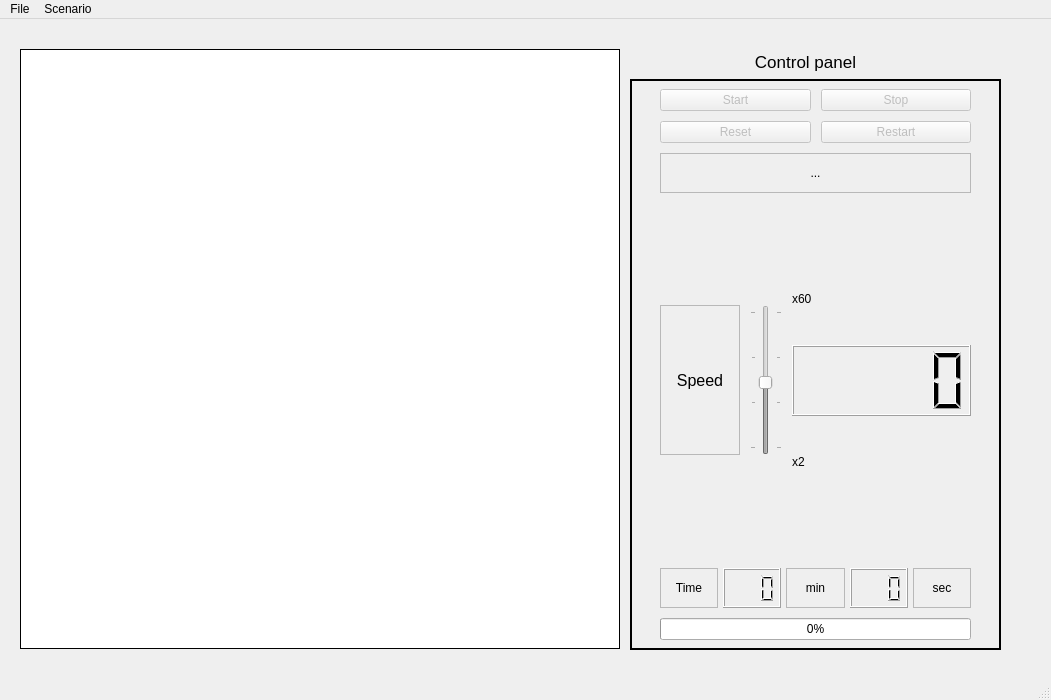
Above: mainwindow.ui from tberra30/conflictSolver before the change. Below: the same form after it.
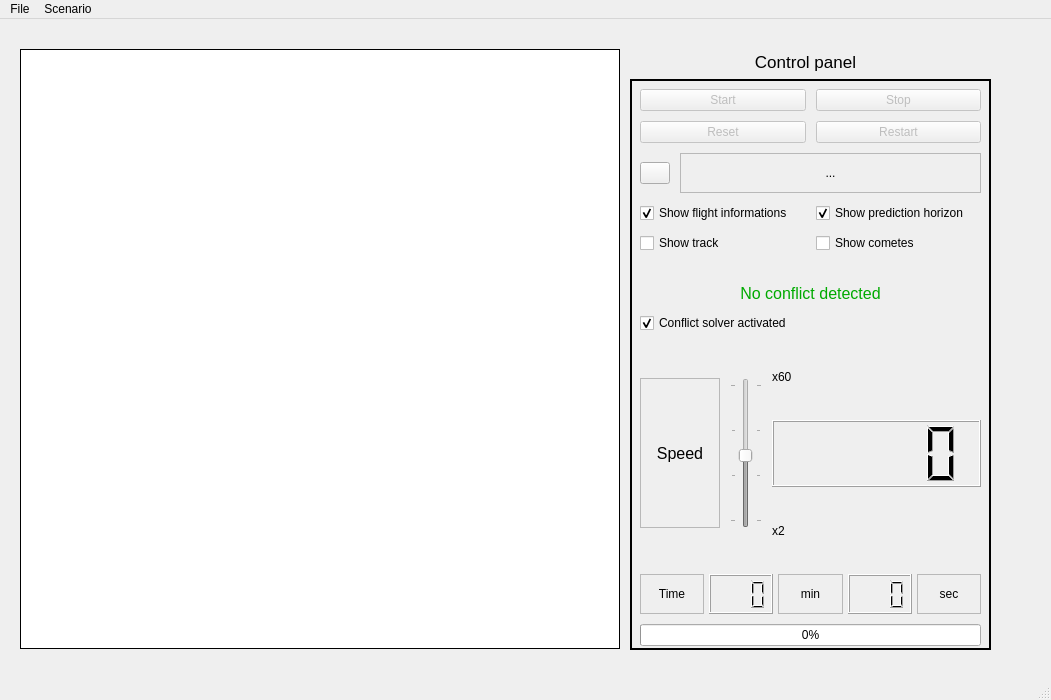
That is the form after the change. Icons and pictures are not drawn.

Patch:
```diff
--- a/mainwindow.ui
+++ b/mainwindow.ui
@@ -60,7 +60,7 @@
      <rect>
       <x>630</x>
       <y>60</y>
-      <width>371</width>
+      <width>361</width>
       <height>571</height>
      </rect>
     </property>
@@ -73,10 +73,10 @@
     <widget class="QWidget" name="verticalLayoutWidget_2">
      <property name="geometry">
       <rect>
-       <x>20</x>
+       <x>0</x>
        <y>10</y>
-       <width>331</width>
-       <height>551</height>
+       <width>361</width>
+       <height>557</height>
       </rect>
      </property>
      <layout class="QVBoxLayout" name="verticalLayout">
@@ -150,42 +150,590 @@
        </layout>
       </item>
       <item>
-       <widget class="QLabel" name="labelCurrentFile">
+       <layout class="QHBoxLayout" name="horizontalLayout_2">
+        <item>
+         <widget class="QPushButton" name="reloadScenario">
+          <property name="enabled">
+           <bool>true</bool>
+          </property>
+          <property name="maximumSize">
+           <size>
+            <width>30</width>
+            <height>16777215</height>
+           </size>
+          </property>
+          <property name="text">
+           <string/>
+          </property>
+          <property name="icon">
+           <iconset resource="quitIcon.qrc">
+            <normaloff>:/img/reset.png</normaloff>:/img/reset.png</iconset>
+          </property>
+         </widget>
+        </item>
+        <item>
+         <widget class="QLabel" name="labelCurrentFile">
+          <property name="maximumSize">
+           <size>
+            <width>16777215</width>
+            <height>40</height>
+           </size>
+          </property>
+          <property name="frameShape">
+           <enum>QFrame::StyledPanel</enum>
+          </property>
+          <property name="text">
+           <string>...</string>
+          </property>
+          <property name="alignment">
+           <set>Qt::AlignCenter</set>
+          </property>
+          <property name="wordWrap">
+           <bool>true</bool>
+          </property>
+         </widget>
+        </item>
+       </layout>
+      </item>
+      <item>
+       <layout class="QGridLayout" name="gridLayout_3">
+        <item row="1" column="1">
+         <widget class="QCheckBox" name="checkBoxCometes">
+          <property name="text">
+           <string>Show cometes</string>
+          </property>
+          <property name="checked">
+           <bool>false</bool>
+          </property>
+         </widget>
+        </item>
+        <item row="1" column="0">
+         <widget class="QCheckBox" name="checkBoxShowPath">
+          <property name="text">
+           <string>Show track</string>
+          </property>
+          <property name="tristate">
+           <bool>false</bool>
+          </property>
+         </widget>
+        </item>
+        <item row="0" column="0">
+         <widget class="QCheckBox" name="checkBoxFlightInfo">
+          <property name="text">
+           <string>Show flight informations</string>
+          </property>
+          <property name="checked">
+           <bool>true</bool>
+          </property>
+         </widget>
+        </item>
+        <item row="0" column="1">
+         <widget class="QCheckBox" name="checkBoxHorizon">
+          <property name="text">
+           <string>Show prediction horizon</string>
+          </property>
+          <property name="checked">
+           <bool>true</bool>
+          </property>
+         </widget>
+        </item>
+       </layout>
+      </item>
+      <item>
+       <spacer name="verticalSpacer_2">
+        <property name="orientation">
+         <enum>Qt::Vertical</enum>
+        </property>
+        <property name="sizeType">
+         <enum>QSizePolicy::Fixed</enum>
+        </property>
+        <property name="sizeHint" stdset="0">
+         <size>
+          <width>20</width>
+          <height>20</height>
+         </size>
+        </property>
+       </spacer>
+      </item>
+      <item>
+       <widget class="QLabel" name="label_conflict">
+        <property name="enabled">
+         <bool>true</bool>
+        </property>
         <property name="maximumSize">
          <size>
           <width>16777215</width>
-          <height>40</height>
+          <height>20</height>
          </size>
         </property>
-        <property name="frameShape">
-         <enum>QFrame::StyledPanel</enum>
+        <property name="palette">
+         <palette>
+          <active>
+           <colorrole role="WindowText">
+            <brush brushstyle="SolidPattern">
+             <color alpha="255">
+              <red>0</red>
+              <green>170</green>
+              <blue>0</blue>
+             </color>
+            </brush>
+           </colorrole>
+           <colorrole role="Button">
+            <brush brushstyle="SolidPattern">
+             <color alpha="255">
+              <red>255</red>
+              <green>0</green>
+              <blue>0</blue>
+             </color>
+            </brush>
+           </colorrole>
+           <colorrole role="Light">
+            <brush brushstyle="SolidPattern">
+             <color alpha="255">
+              <red>255</red>
+              <green>127</green>
+              <blue>127</blue>
+             </color>
+            </brush>
+           </colorrole>
+           <colorrole role="Midlight">
+            <brush brushstyle="SolidPattern">
+             <color alpha="255">
+              <red>255</red>
+              <green>63</green>
+              <blue>63</blue>
+             </color>
+            </brush>
+           </colorrole>
+           <colorrole role="Dark">
+            <brush brushstyle="SolidPattern">
+             <color alpha="255">
+              <red>127</red>
+              <green>0</green>
+              <blue>0</blue>
+             </color>
+            </brush>
+           </colorrole>
+           <colorrole role="Mid">
+            <brush brushstyle="SolidPattern">
+             <color alpha="255">
+              <red>170</red>
+              <green>0</green>
+              <blue>0</blue>
+             </color>
+            </brush>
+           </colorrole>
+           <colorrole role="Text">
+            <brush brushstyle="SolidPattern">
+             <color alpha="255">
+              <red>255</red>
+              <green>0</green>
+              <blue>0</blue>
+             </color>
+            </brush>
+           </colorrole>
+           <colorrole role="BrightText">
+            <brush brushstyle="SolidPattern">
+             <color alpha="255">
+              <red>255</red>
+              <green>255</green>
+              <blue>255</blue>
+             </color>
+            </brush>
+           </colorrole>
+           <colorrole role="ButtonText">
+            <brush brushstyle="SolidPattern">
+             <color alpha="255">
+              <red>255</red>
+              <green>0</green>
+              <blue>0</blue>
+             </color>
+            </brush>
+           </colorrole>
+           <colorrole role="Base">
+            <brush brushstyle="SolidPattern">
+             <color alpha="255">
+              <red>255</red>
+              <green>255</green>
+              <blue>255</blue>
+             </color>
+            </brush>
+           </colorrole>
+           <colorrole role="Window">
+            <brush brushstyle="SolidPattern">
+             <color alpha="255">
+              <red>255</red>
+              <green>0</green>
+              <blue>0</blue>
+             </color>
+            </brush>
+           </colorrole>
+           <colorrole role="Shadow">
+            <brush brushstyle="SolidPattern">
+             <color alpha="255">
+              <red>0</red>
+              <green>0</green>
+              <blue>0</blue>
+             </color>
+            </brush>
+           </colorrole>
+           <colorrole role="AlternateBase">
+            <brush brushstyle="SolidPattern">
+             <color alpha="255">
+              <red>255</red>
+              <green>127</green>
+              <blue>127</blue>
+             </color>
+            </brush>
+           </colorrole>
+           <colorrole role="ToolTipBase">
+            <brush brushstyle="SolidPattern">
+             <color alpha="255">
+              <red>255</red>
+              <green>255</green>
+              <blue>220</blue>
+             </color>
+            </brush>
+           </colorrole>
+           <colorrole role="ToolTipText">
+            <brush brushstyle="SolidPattern">
+             <color alpha="255">
+              <red>0</red>
+              <green>0</green>
+              <blue>0</blue>
+             </color>
+            </brush>
+           </colorrole>
+           <colorrole role="PlaceholderText">
+            <brush brushstyle="SolidPattern">
+             <color alpha="128">
+              <red>255</red>
+              <green>0</green>
+              <blue>0</blue>
+             </color>
+            </brush>
+           </colorrole>
+          </active>
+          <inactive>
+           <colorrole role="WindowText">
+            <brush brushstyle="SolidPattern">
+             <color alpha="255">
+              <red>0</red>
+              <green>170</green>
+              <blue>0</blue>
+             </color>
+            </brush>
+           </colorrole>
+           <colorrole role="Button">
+            <brush brushstyle="SolidPattern">
+             <color alpha="255">
+              <red>255</red>
+              <green>0</green>
+              <blue>0</blue>
+             </color>
+            </brush>
+           </colorrole>
+           <colorrole role="Light">
+            <brush brushstyle="SolidPattern">
+             <color alpha="255">
+              <red>255</red>
+              <green>127</green>
+              <blue>127</blue>
+             </color>
+            </brush>
+           </colorrole>
+           <colorrole role="Midlight">
+            <brush brushstyle="SolidPattern">
+             <color alpha="255">
+              <red>255</red>
+              <green>63</green>
+              <blue>63</blue>
+             </color>
+            </brush>
+           </colorrole>
+           <colorrole role="Dark">
+            <brush brushstyle="SolidPattern">
+             <color alpha="255">
+              <red>127</red>
+              <green>0</green>
+              <blue>0</blue>
+             </color>
+            </brush>
+           </colorrole>
+           <colorrole role="Mid">
+            <brush brushstyle="SolidPattern">
+             <color alpha="255">
+              <red>170</red>
+              <green>0</green>
+              <blue>0</blue>
+             </color>
+            </brush>
+           </colorrole>
+           <colorrole role="Text">
+            <brush brushstyle="SolidPattern">
+             <color alpha="255">
+              <red>255</red>
+              <green>0</green>
+              <blue>0</blue>
+             </color>
+            </brush>
+           </colorrole>
+           <colorrole role="BrightText">
+            <brush brushstyle="SolidPattern">
+             <color alpha="255">
+              <red>255</red>
+              <green>255</green>
+              <blue>255</blue>
+             </color>
+            </brush>
+           </colorrole>
+           <colorrole role="ButtonText">
+            <brush brushstyle="SolidPattern">
+             <color alpha="255">
+              <red>255</red>
+              <green>0</green>
+              <blue>0</blue>
+             </color>
+            </brush>
+           </colorrole>
+           <colorrole role="Base">
+            <brush brushstyle="SolidPattern">
+             <color alpha="255">
+              <red>255</red>
+              <green>255</green>
+              <blue>255</blue>
+             </color>
+            </brush>
+           </colorrole>
+           <colorrole role="Window">
+            <brush brushstyle="SolidPattern">
+             <color alpha="255">
+              <red>255</red>
+              <green>0</green>
+              <blue>0</blue>
+             </color>
+            </brush>
+           </colorrole>
+           <colorrole role="Shadow">
+            <brush brushstyle="SolidPattern">
+             <color alpha="255">
+              <red>0</red>
+              <green>0</green>
+              <blue>0</blue>
+             </color>
+            </brush>
+           </colorrole>
+           <colorrole role="AlternateBase">
+            <brush brushstyle="SolidPattern">
+             <color alpha="255">
+              <red>255</red>
+              <green>127</green>
+              <blue>127</blue>
+             </color>
+            </brush>
+           </colorrole>
+           <colorrole role="ToolTipBase">
+            <brush brushstyle="SolidPattern">
+             <color alpha="255">
+              <red>255</red>
+              <green>255</green>
+              <blue>220</blue>
+             </color>
+            </brush>
+           </colorrole>
+           <colorrole role="ToolTipText">
+            <brush brushstyle="SolidPattern">
+             <color alpha="255">
+              <red>0</red>
+              <green>0</green>
+              <blue>0</blue>
+             </color>
+            </brush>
+           </colorrole>
+           <colorrole role="PlaceholderText">
+            <brush brushstyle="SolidPattern">
+             <color alpha="128">
+              <red>255</red>
+              <green>0</green>
+              <blue>0</blue>
+             </color>
+            </brush>
+           </colorrole>
+          </inactive>
+          <disabled>
+           <colorrole role="WindowText">
+            <brush brushstyle="SolidPattern">
+             <color alpha="255">
+              <red>127</red>
+              <green>0</green>
+              <blue>0</blue>
+             </color>
+            </brush>
+           </colorrole>
+           <colorrole role="Button">
+            <brush brushstyle="SolidPattern">
+             <color alpha="255">
+              <red>255</red>
+              <green>0</green>
+              <blue>0</blue>
+             </color>
+            </brush>
+           </colorrole>
+           <colorrole role="Light">
+            <brush brushstyle="SolidPattern">
+             <color alpha="255">
+              <red>255</red>
+              <green>127</green>
+              <blue>127</blue>
+             </color>
+            </brush>
+           </colorrole>
+           <colorrole role="Midlight">
+            <brush brushstyle="SolidPattern">
+             <color alpha="255">
+              <red>255</red>
+              <green>63</green>
+              <blue>63</blue>
+             </color>
+            </brush>
+           </colorrole>
+           <colorrole role="Dark">
+            <brush brushstyle="SolidPattern">
+             <color alpha="255">
+              <red>127</red>
+              <green>0</green>
+              <blue>0</blue>
+             </color>
+            </brush>
+           </colorrole>
+           <colorrole role="Mid">
+            <brush brushstyle="SolidPattern">
+             <color alpha="255">
+              <red>170</red>
+              <green>0</green>
+              <blue>0</blue>
+             </color>
+            </brush>
+           </colorrole>
+           <colorrole role="Text">
+            <brush brushstyle="SolidPattern">
+             <color alpha="255">
+              <red>127</red>
+              <green>0</green>
+              <blue>0</blue>
+             </color>
+            </brush>
+           </colorrole>
+           <colorrole role="BrightText">
+            <brush brushstyle="SolidPattern">
+             <color alpha="255">
+              <red>255</red>
+              <green>255</green>
+              <blue>255</blue>
+             </color>
+            </brush>
+           </colorrole>
+           <colorrole role="ButtonText">
+            <brush brushstyle="SolidPattern">
+             <color alpha="255">
+              <red>127</red>
+              <green>0</green>
+              <blue>0</blue>
+             </color>
+            </brush>
+           </colorrole>
+           <colorrole role="Base">
+            <brush brushstyle="SolidPattern">
+             <color alpha="255">
+              <red>255</red>
+              <green>0</green>
+              <blue>0</blue>
+             </color>
+            </brush>
+           </colorrole>
+           <colorrole role="Window">
+            <brush brushstyle="SolidPattern">
+             <color alpha="255">
+              <red>255</red>
+              <green>0</green>
+              <blue>0</blue>
+             </color>
+            </brush>
+           </colorrole>
+           <colorrole role="Shadow">
+            <brush brushstyle="SolidPattern">
+             <color alpha="255">
+              <red>0</red>
+              <green>0</green>
+              <blue>0</blue>
+             </color>
+            </brush>
+           </colorrole>
+           <colorrole role="AlternateBase">
+            <brush brushstyle="SolidPattern">
+             <color alpha="255">
+              <red>255</red>
+              <green>0</green>
+              <blue>0</blue>
+             </color>
+            </brush>
+           </colorrole>
+           <colorrole role="ToolTipBase">
+            <brush brushstyle="SolidPattern">
+             <color alpha="255">
+              <red>255</red>
+              <green>255</green>
+              <blue>220</blue>
+             </color>
+            </brush>
+           </colorrole>
+           <colorrole role="ToolTipText">
+            <brush brushstyle="SolidPattern">
+             <color alpha="255">
+              <red>0</red>
+              <green>0</green>
+              <blue>0</blue>
+             </color>
+            </brush>
+           </colorrole>
+           <colorrole role="PlaceholderText">
+            <brush brushstyle="SolidPattern">
+             <color alpha="128">
+              <red>0</red>
+              <green>0</green>
+              <blue>0</blue>
+             </color>
+            </brush>
+           </colorrole>
+          </disabled>
+         </palette>
+        </property>
+        <property name="font">
+         <font>
+          <pointsize>12</pointsize>
+         </font>
         </property>
         <property name="text">
-         <string>...</string>
+         <string>No conflict detected</string>
         </property>
         <property name="alignment">
          <set>Qt::AlignCenter</set>
         </property>
-        <property name="wordWrap">
-         <bool>true</bool>
-        </property>
        </widget>
       </item>
       <item>
-       <spacer name="verticalSpacer_2">
-        <property name="orientation">
-         <enum>Qt::Vertical</enum>
+       <widget class="QCheckBox" name="ActiveSolver">
+        <property name="text">
+         <string>Conflict solver activated</string>
         </property>
-        <property name="sizeType">
-         <enum>QSizePolicy::Fixed</enum>
+        <property name="icon">
+         <iconset resource="quitIcon.qrc">
+          <normaloff>:/img/correct.png</normaloff>:/img/correct.png</iconset>
         </property>
-        <property name="sizeHint" stdset="0">
-         <size>
-          <width>20</width>
-          <height>60</height>
-         </size>
+        <property name="checked">
+         <bool>true</bool>
         </property>
-       </spacer>
+       </widget>
       </item>
       <item>
        <layout class="QHBoxLayout" name="horizontalLayout">
@@ -310,22 +858,6 @@
         </item>
        </layout>
       </item>
-      <item>
-       <spacer name="verticalSpacer">
-        <property name="orientation">
-         <enum>Qt::Vertical</enum>
-        </property>
-        <property name="sizeType">
-         <enum>QSizePolicy::Fixed</enum>
-        </property>
-        <property name="sizeHint" stdset="0">
-         <size>
-          <width>20</width>
-          <height>60</height>
-         </size>
-        </property>
-       </spacer>
-      </item>
       <item>
        <layout class="QHBoxLayout" name="horizontalLayout_3">
         <property name="spacing">
```
Left out of the diff: 4 changed lines with no effect on the pictures.
